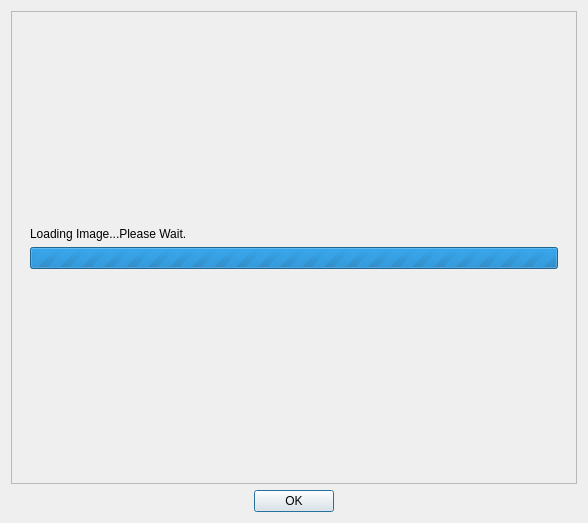
Qt form client/libclient/src/ui/dialogs/image_preview_dialog.ui (networkoptix/nx_open) before a commit.
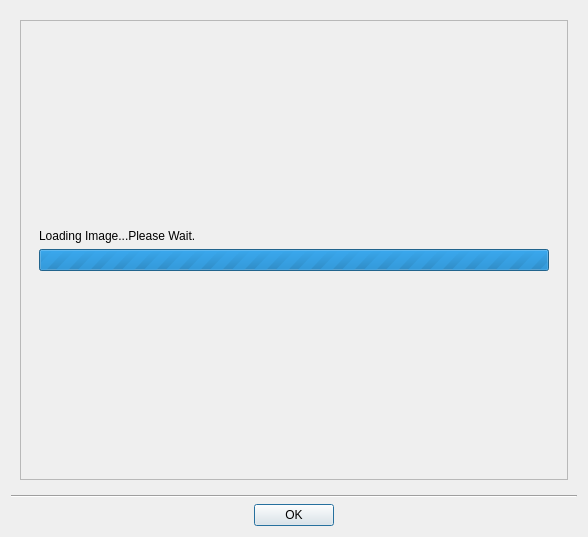
The same form after that commit.

Commit message:
VMS-2217: Fixed separator lines in many dialogs
<==== Mercurial data ====>
Branch: dev_3.0.0_gui

```diff
--- a/client/libclient/src/ui/dialogs/image_preview_dialog.ui
+++ b/client/libclient/src/ui/dialogs/image_preview_dialog.ui
@@ -7,7 +7,7 @@
     <x>0</x>
     <y>0</y>
     <width>588</width>
-    <height>523</height>
+    <height>537</height>
    </rect>
   </property>
   <property name="windowTitle">
@@ -15,6 +15,9 @@
   </property>
   <layout class="QVBoxLayout" name="verticalLayout">
    <item>
+    <widget class="QWidget" name="widget" native="true">
+     <layout class="QVBoxLayout" name="verticalLayout_2">
+      <item>
     <widget class="QScrollArea" name="scrollArea">
      <property name="widgetResizable">
       <bool>true</bool>
@@ -27,8 +30,8 @@
        <rect>
         <x>0</x>
         <y>0</y>
-        <width>568</width>
-        <height>474</height>
+           <width>550</width>
+           <height>461</height>
        </rect>
       </property>
       <layout class="QHBoxLayout" name="horizontalLayout_2">
@@ -108,6 +111,16 @@
        </item>
       </layout>
      </widget>
+       </widget>
+      </item>
+     </layout>
+    </widget>
+   </item>
+   <item>
+    <widget class="Line" name="line">
+     <property name="orientation">
+      <enum>Qt::Horizontal</enum>
+     </property>
     </widget>
    </item>
    <item>
```
Lines whose indentation alone changed are shown as unchanged. The commit also changes 30 other files.
